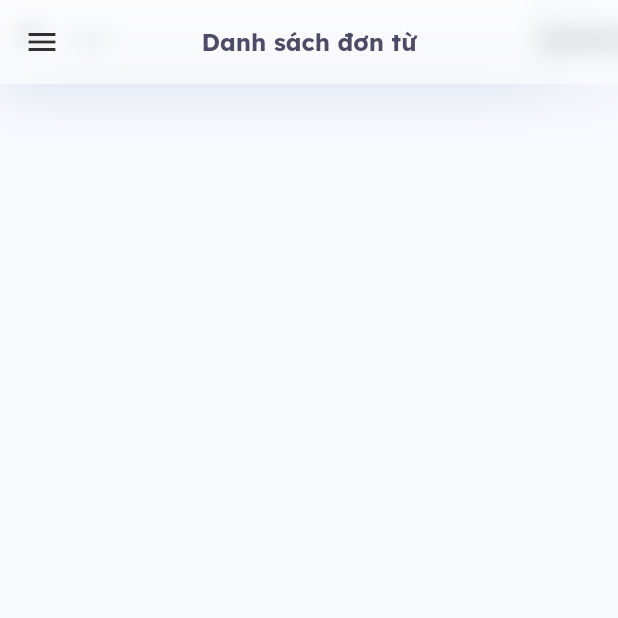
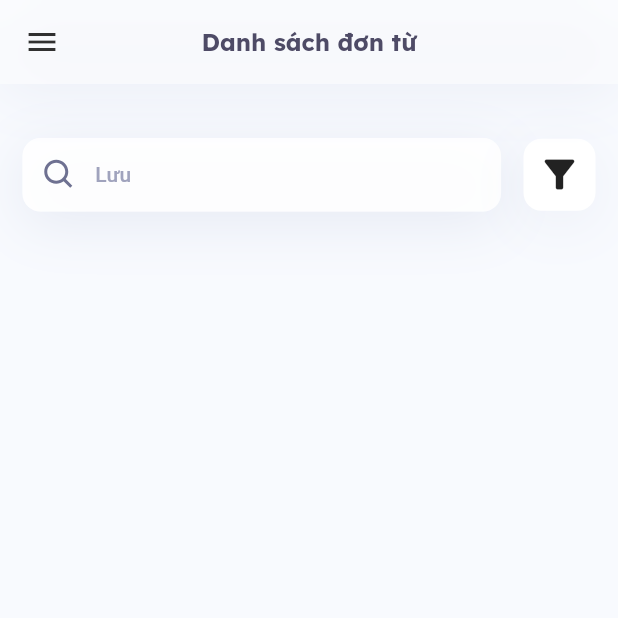
Before and after one commit to MinhGiang241/qlda_demego, a Flutter app: the PrimaryScreen screen opened directly, on a phone screen of 412 x 824 dp, the top half of it. Run offline on Flutter 3.47's test engine with Material 2 defaults, Android fonts, the phone set to English and light mode, and no system bars; drawn by our look-alikes of badges; our stand-ins replace dio, flutter_svg, graphql; missing offline and left inert: oauth2.

Commit message:
search bar

```diff
--- a/lib/screens/application/application_screen.dart
+++ b/lib/screens/application/application_screen.dart
@@ -5,6 +5,7 @@ import 'package:qlda_demego/widgets/main_drawer.dart';
 import 'package:qlda_demego/widgets/primary_screen.dart';
 import 'package:qlda_demego/widgets/search_bar.dart';
 
+import '../../constant/constants.dart';
 import '../../generated/l10n.dart';
 import '../../widgets/primary_appbar.dart';
 
@@ -19,8 +20,11 @@ class ApplicationScreen extends StatelessWidget {
         appBar: PrimaryAppbar(
           title: S.of(context).list_apl,
         ),
-        body: Column(
-          children: [SearchBar()],
+        body: Padding(
+          padding: const EdgeInsets.symmetric(horizontal: 15),
+          child: Column(
+            children: [vpad(76), SearchBar()],
+          ),
         ));
   }
 }
--- a/lib/widgets/search_bar.dart
+++ b/lib/widgets/search_bar.dart
@@ -2,6 +2,7 @@ import 'package:flutter/material.dart';
 import 'package:flutter/src/widgets/container.dart';
 import 'package:flutter/src/widgets/framework.dart';
 import 'package:qlda_demego/constant/constants.dart';
+import 'package:qlda_demego/widgets/primary_icon.dart';
 import 'package:qlda_demego/widgets/primary_text_field.dart';
 
 import '../generated/l10n.dart';
@@ -15,18 +16,53 @@ class SearchBar extends StatelessWidget {
         child: Row(
       children: [
         Expanded(
-            child: PrimaryTextField(
-          hint: S.of(context).save,
-          prefixIcon: const Padding(
-              padding: EdgeInsets.all(12.0), child: Text('jjjj')
-              // PrimaryIcon(
-              //     icons: PrimaryIcons.search_outline, color: grayScaleColor2),
+            child: Padding(
+          padding: const EdgeInsets.symmetric(vertical: 16),
+          child: Row(
+            children: [
+              Expanded(
+                child: PrimaryTextField(
+                  hint: S.of(context).save,
+                  prefixIcon: const Padding(
+                    padding: EdgeInsets.all(12.0),
+                    child: PrimaryIcon(
+                        icons: PrimaryIcons.search_outline,
+                        color: grayScaleColor2),
+                  ),
+                ),
               ),
+              // Container(
+              //   decoration:
+              //       BoxDecoration(borderRadius: BorderRadius.circular(5)),
+              //   height: 50,
+              //   color: Colors.white,
+              //   margin: const EdgeInsets.only(left: 15),
+              //   child: const PrimaryIcon(
+              //       padding: EdgeInsets.symmetric(horizontal: 15),
+              //       icons: PrimaryIcons.filter,
+              //       color: grayScaleColor2),
+              // ),
+              Container(
+                margin: const EdgeInsets.only(left: 15),
+                decoration: BoxDecoration(
+                    boxShadow: [
+                      BoxShadow(
+                          blurRadius: 32,
+                          color: const Color(0xff6575A7).withOpacity(0.08),
+                          offset: const Offset(0, 8))
+                    ],
+                    borderRadius: BorderRadius.circular(12),
+                    color: Colors.white),
+                child: IconButton(
+                    onPressed: () {},
+                    icon: const Icon(
+                      Icons.filter_alt,
+                      size: 30,
+                    )),
+              )
+            ],
+          ),
         )),
-        Text('jjjj'),
-        Text('jjjj'),
-        Text('jjjj'),
-        Text('jjjj'),
       ],
     ));
   }
```
